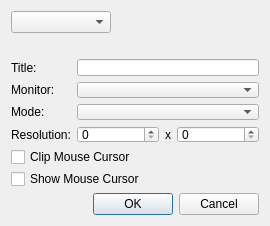
Before: the Qt Designer form Tools/EditorFramework/Dialogs/WindowCfgDlg.ui in ezEngine/ezEngine, drawn with Qt 5.
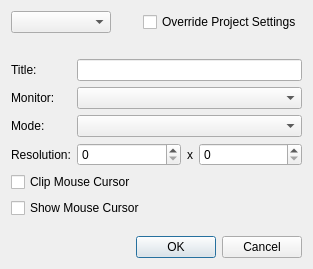
After: the same form once the commit is applied. Icons and pictures are not drawn.

Commit message: Window config dialog now only creates a user specific config if actually desired.

What changed in the file:
```diff
--- a/Tools/EditorFramework/Dialogs/WindowCfgDlg.ui
+++ b/Tools/EditorFramework/Dialogs/WindowCfgDlg.ui
@@ -6,8 +6,8 @@
    <rect>
     <x>0</x>
     <y>0</y>
-    <width>270</width>
-    <height>226</height>
+    <width>313</width>
+    <height>269</height>
    </rect>
   </property>
   <property name="minimumSize">
@@ -55,6 +55,13 @@
        </property>
       </spacer>
      </item>
+     <item>
+      <widget class="QCheckBox" name="m_CheckOverrideDefault">
+       <property name="text">
+        <string>Override Project Settings</string>
+       </property>
+      </widget>
+     </item>
     </layout>
    </item>
    <item>
```
The commit also changes 4 other files.
